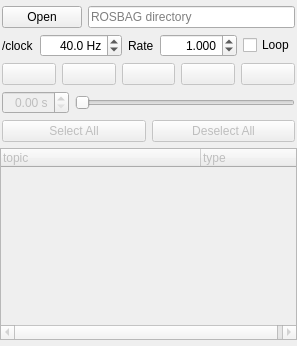
Qt form src/ui/player.ui (shikishima-TasakiLab/rviz2_bag) before a commit.
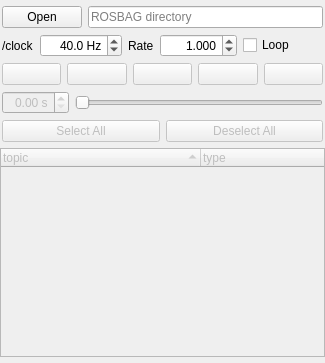
The same form after that commit. Icons and pictures are not drawn.

Diff of the .ui file:
```diff
--- a/src/ui/player.ui
+++ b/src/ui/player.ui
@@ -2,6 +2,14 @@
 <ui version="4.0">
  <class>Player</class>
  <widget class="QWidget" name="Player">
+  <property name="geometry">
+   <rect>
+    <x>0</x>
+    <y>0</y>
+    <width>325</width>
+    <height>363</height>
+   </rect>
+  </property>
   <property name="windowTitle">
    <string>Form</string>
   </property>
@@ -313,6 +321,9 @@
      <property name="itemsExpandable">
       <bool>false</bool>
      </property>
+     <property name="sortingEnabled">
+      <bool>true</bool>
+     </property>
      <attribute name="headerDefaultSectionSize">
       <number>200</number>
      </attribute>
```
